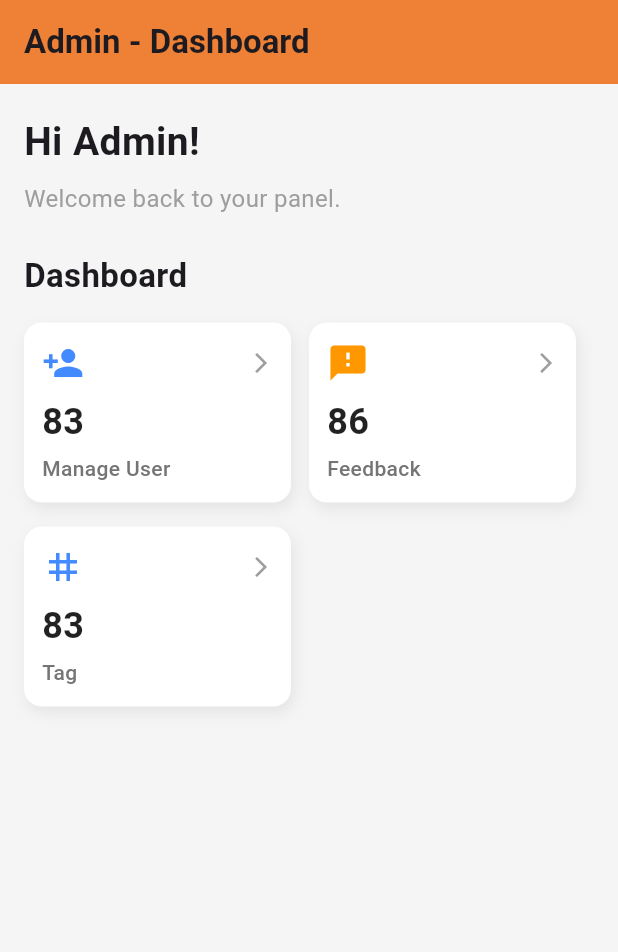
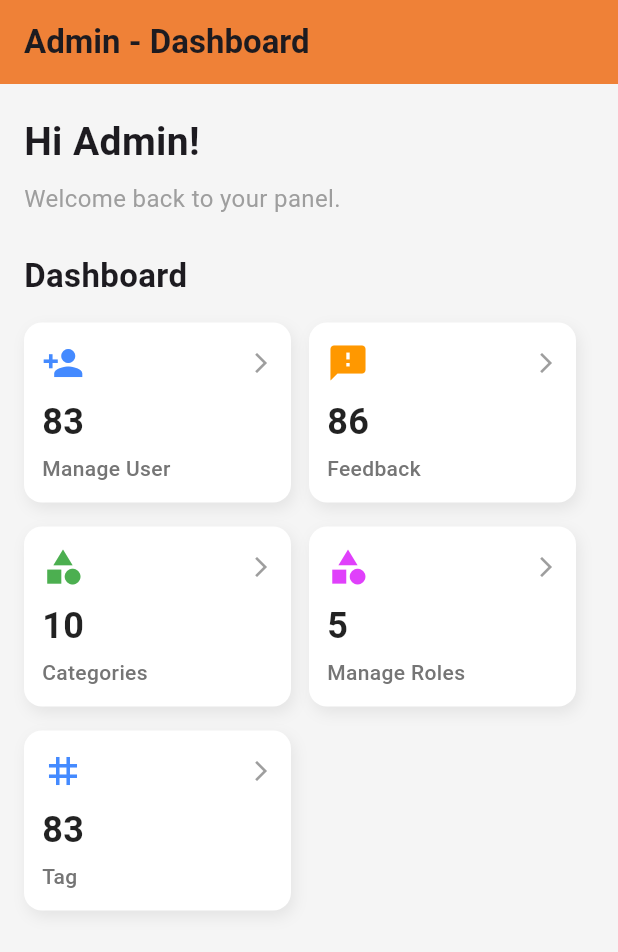
Before and after one commit to quochungg/ChatFPT.Mobile, a Flutter app: the AdminDashboardScreen screen opened directly, on a phone screen of 412 x 824 dp. Shown: the top 952 px of the screen. Run offline on Flutter 3.47's test engine with Material 3 defaults, Android fonts, the phone set to English and light mode, and no system bars.

Commit message:
fix Create Role

```diff
--- a/lib/screens/admin_dashboard_screen.dart
+++ b/lib/screens/admin_dashboard_screen.dart
@@ -1,6 +1,9 @@
 import 'package:flutter/material.dart';
 import 'package:my_app/screens/feedback_screen.dart';
 import 'package:my_app/screens/UserList.dart';
+import 'package:my_app/screens/tag_management_screen.dart'; // Import the TagListPage
+import 'package:my_app/screens/category_screen.dart'; // Thêm import CategoryScreen
+import 'package:my_app/screens/role_screen.dart';  // Import the new RoleScreen
 
 class AdminDashboardScreen extends StatelessWidget {
   const AdminDashboardScreen({super.key});
@@ -82,13 +85,51 @@ class AdminDashboardScreen extends StatelessWidget {
                       },
                     ),
                     DashboardCard(
+                       icon: Icons.category, // Đổi icon thành category
+                       title: 'Categories', // Tiêu đề card
+                       count: '10', // Ví dụ có 10 categories
+                       color: Colors.green, // Màu sắc cho card
+                       width: cardWidth,
+                       onTap: () {
+                         // Điều hướng đến màn hình Category khi người dùng bấm vào
+                         Navigator.push(
+                           context,
+                           MaterialPageRoute(
+                             builder: (context) => const CategoryScreen(),
+                           ),
+                         );
+                       },
+                     ),
+                      DashboardCard(
+                       icon: Icons.category, // Đổi icon thành category
+                       title: 'Manage Roles', // Tiêu đề card
+                       count: '5', // Ví dụ có 10 categories
+                       color: Colors.purpleAccent, // Màu sắc cho card
+                       width: cardWidth,
+                       onTap: () {
+                         // Điều hướng đến màn hình Category khi người dùng bấm vào
+                         Navigator.push(
+                           context,
+                           MaterialPageRoute(
+                             builder: (context) => const RoleScreen(),
+                           ),
+                         );
+                       },
+                     ),
+                    DashboardCard(
                       icon: Icons.tag,
                       title: 'Tag',
                       count: '83',
                       color: Colors.blueAccent,
                       width: cardWidth,
                       onTap: () {
-                        // Xử lý khi người dùng bấm vào Tag
+                        // Điều hướng đến trang TagListPage khi người dùng bấm vào Tag
+                        Navigator.push(
+                          context,
+                          MaterialPageRoute(
+                            builder: (context) => const TagListPage(),
+                          ),
+                        );
                       },
                     ),
                   ],
```
